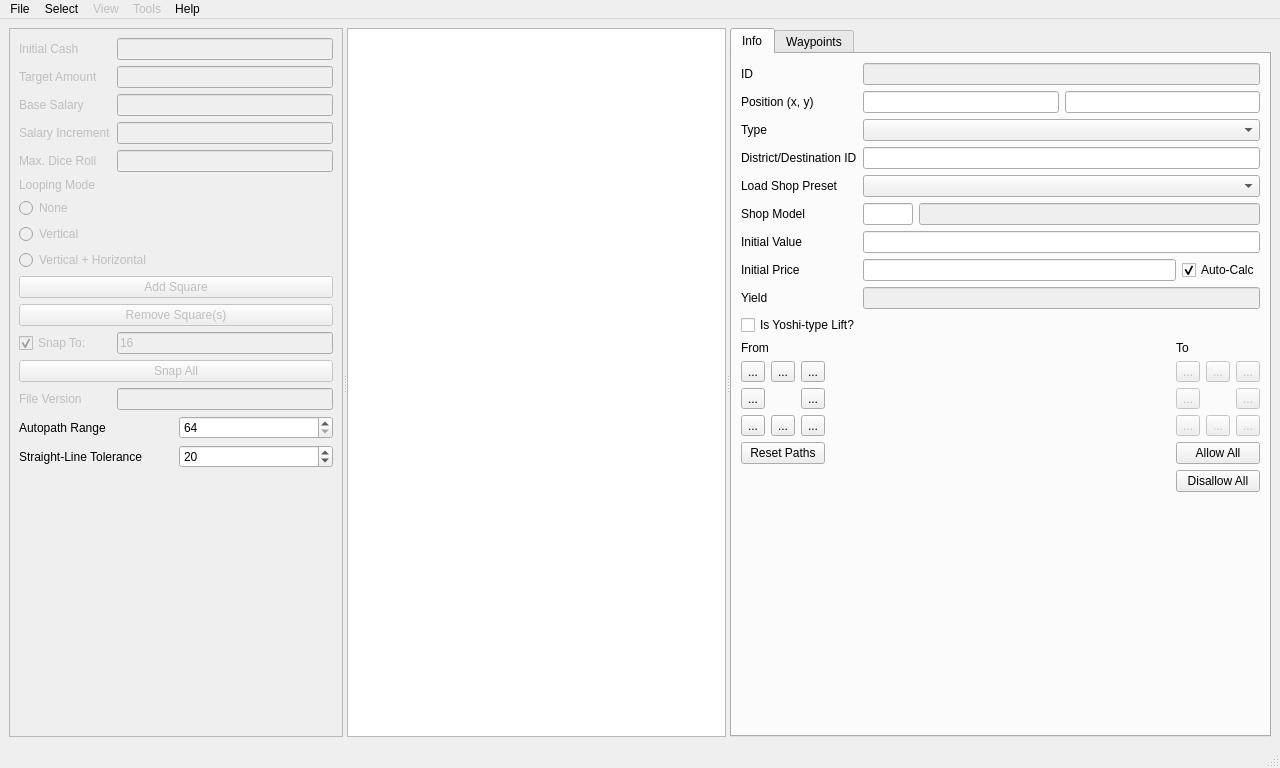
Qt form mainwindow.ui (FortuneStreetModding/fortune-avenue-qt) before a commit.
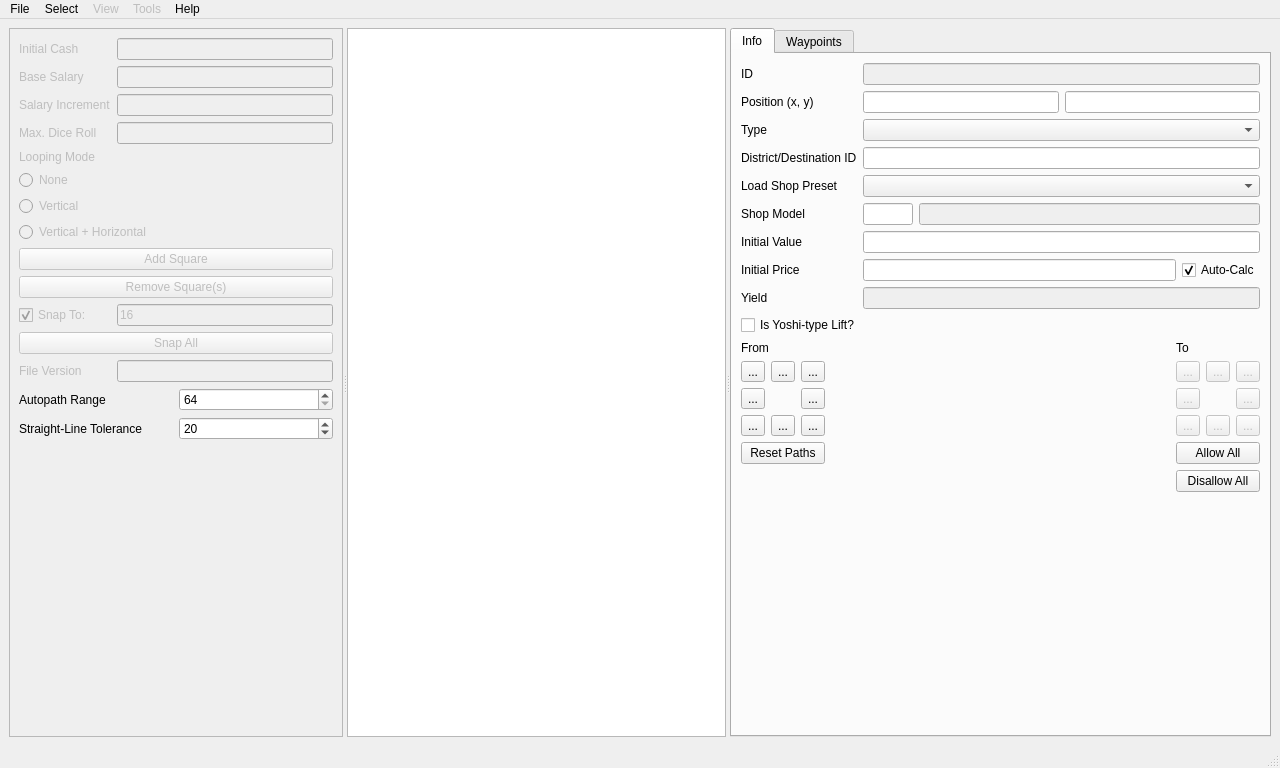
The same form after that commit. Icons and pictures are not drawn.

Commit message: Remove Target Amount from fortune avenue

What changed in the file:
```diff
--- a/mainwindow.ui
+++ b/mainwindow.ui
@@ -81,14 +81,14 @@
            <property name="bottomMargin">
             <number>0</number>
            </property>
-           <item row="4" column="0">
+           <item row="3" column="0">
             <widget class="QLabel" name="label_7">
              <property name="text">
               <string>Max. Dice Roll</string>
              </property>
             </widget>
            </item>
-           <item row="11" column="0">
+           <item row="10" column="0">
             <widget class="QCheckBox" name="snapToCheck">
              <property name="text">
               <string>Snap To:</string>
@@ -101,7 +101,7 @@
              </property>
             </widget>
            </item>
-           <item row="10" column="0" colspan="2">
+           <item row="9" column="0" colspan="2">
             <widget class="QPushButton" name="removeSquare">
              <property name="text">
               <string>Remove Square(s)</string>
@@ -111,7 +111,7 @@
              </property>
             </widget>
            </item>
-           <item row="9" column="0" colspan="2">
+           <item row="8" column="0" colspan="2">
             <widget class="QPushButton" name="addSquare">
              <property name="text">
               <string>Add Square</string>
@@ -121,7 +121,7 @@
              </property>
             </widget>
            </item>
-           <item row="7" column="0" colspan="2">
+           <item row="6" column="0" colspan="2">
             <widget class="QRadioButton" name="loopingVertical">
              <property name="text">
               <string>Vertical</string>
@@ -131,34 +131,24 @@
              </attribute>
             </widget>
            </item>
-           <item row="1" column="1">
-            <widget class="QLineEdit" name="targetAmount"/>
-           </item>
-           <item row="1" column="0">
-            <widget class="QLabel" name="label_3">
-             <property name="text">
-              <string>Target Amount</string>
-             </property>
-            </widget>
-           </item>
-           <item row="3" column="1">
+           <item row="2" column="1">
             <widget class="QLineEdit" name="salaryIncrement"/>
            </item>
-           <item row="2" column="0">
+           <item row="1" column="0">
             <widget class="QLabel" name="label_5">
              <property name="text">
               <string>Base Salary</string>
              </property>
             </widget>
            </item>
-           <item row="5" column="0" colspan="2">
+           <item row="4" column="0" colspan="2">
             <widget class="QLabel" name="label_8">
              <property name="text">
               <string>Looping Mode</string>
              </property>
             </widget>
            </item>
-           <item row="4" column="1">
+           <item row="3" column="1">
             <widget class="QLineEdit" name="maxDiceRoll"/>
            </item>
            <item row="0" column="0">
@@ -168,7 +158,7 @@
              </property>
             </widget>
            </item>
-           <item row="6" column="0" colspan="2">
+           <item row="5" column="0" colspan="2">
             <widget class="QRadioButton" name="loopingNone">
              <property name="text">
               <string>None</string>
@@ -178,14 +168,14 @@
              </attribute>
             </widget>
            </item>
-           <item row="11" column="1">
+           <item row="10" column="1">
             <widget class="QLineEdit" name="snapTo">
              <property name="text">
               <string>16</string>
              </property>
             </widget>
            </item>
-           <item row="8" column="0" colspan="2">
+           <item row="7" column="0" colspan="2">
             <widget class="QRadioButton" name="loopingVerticalHorizontal">
              <property name="text">
               <string>Vertical + Horizontal</string>
@@ -198,31 +188,31 @@
            <item row="0" column="1">
             <widget class="QLineEdit" name="initialCash"/>
            </item>
-           <item row="2" column="1">
+           <item row="1" column="1">
             <widget class="QLineEdit" name="baseSalary"/>
            </item>
-           <item row="3" column="0">
+           <item row="2" column="0">
             <widget class="QLabel" name="label_6">
              <property name="text">
               <string>Salary Increment</string>
              </property>
             </widget>
            </item>
-           <item row="13" column="0">
+           <item row="12" column="0">
             <widget class="QLabel" name="label_25">
              <property name="text">
               <string>File Version</string>
              </property>
             </widget>
            </item>
-           <item row="12" column="0" colspan="2">
+           <item row="11" column="0" colspan="2">
             <widget class="QPushButton" name="snapAll">
              <property name="text">
               <string>Snap All</string>
              </property>
             </widget>
            </item>
-           <item row="13" column="1">
+           <item row="12" column="1">
             <widget class="QLineEdit" name="fileVersion">
              <property name="enabled">
               <bool>false</bool>
```
The commit also changes 1 other file.
